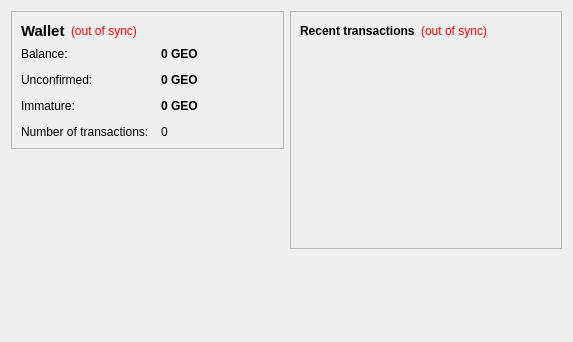
The window that src/qt/forms/overviewpage.ui (darbcoin/darbcoin) describes before a commit, drawn with Qt 5.
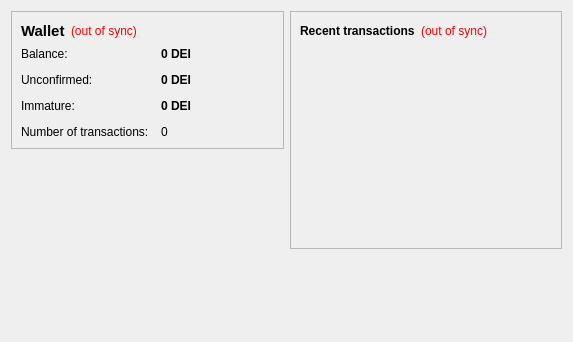
The same window after the commit.

Patch:
```diff
--- a/src/qt/forms/overviewpage.ui
+++ b/src/qt/forms/overviewpage.ui
@@ -105,7 +105,7 @@
              <string>Your current balance</string>
             </property>
             <property name="text">
-             <string notr="true">0 GEO</string>
+             <string notr="true">0 DEI</string>
             </property>
             <property name="textInteractionFlags">
              <set>Qt::LinksAccessibleByMouse|Qt::TextSelectableByKeyboard|Qt::TextSelectableByMouse</set>
@@ -134,7 +134,7 @@
              <string>Total of transactions that have yet to be confirmed, and do not yet count toward the current balance</string>
             </property>
             <property name="text">
-             <string notr="true">0 GEO</string>
+             <string notr="true">0 DEI</string>
             </property>
             <property name="textInteractionFlags">
              <set>Qt::LinksAccessibleByMouse|Qt::TextSelectableByKeyboard|Qt::TextSelectableByMouse</set>
@@ -177,7 +177,7 @@
              <string>Mined balance that has not yet matured</string>
             </property>
             <property name="text">
-             <string notr="true">0 GEO</string>
+             <string notr="true">0 DEI</string>
             </property>
             <property name="textInteractionFlags">
              <set>Qt::LinksAccessibleByMouse|Qt::TextSelectableByKeyboard|Qt::TextSelectableByMouse</set>
```
